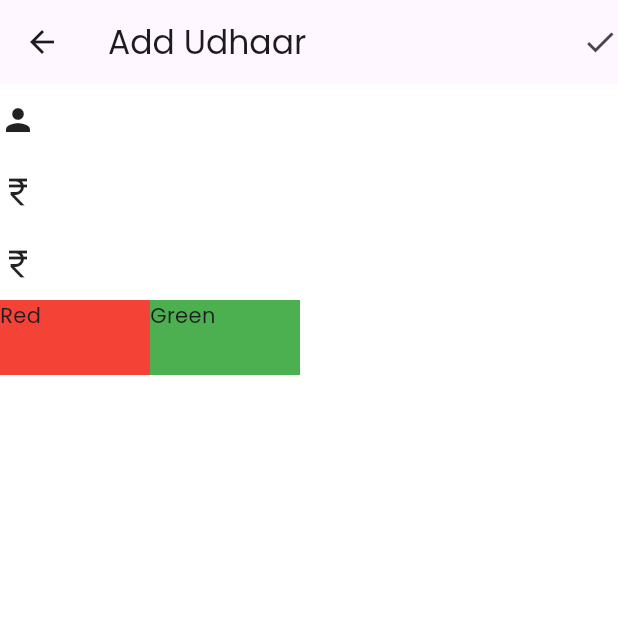
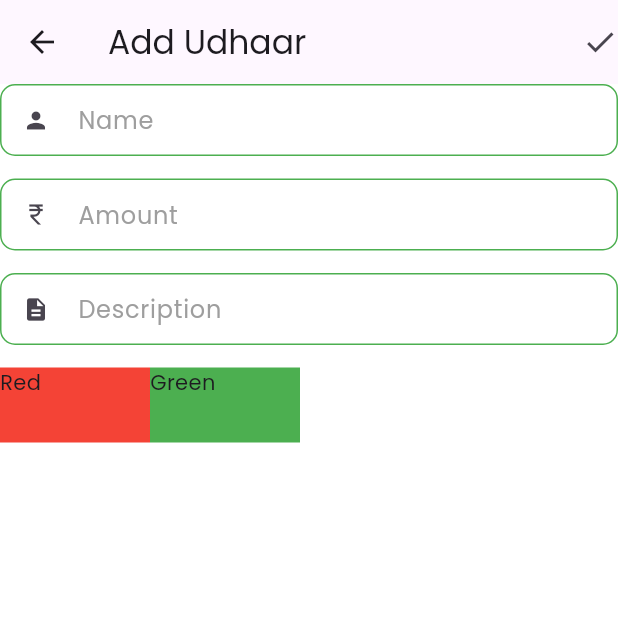
Before and after one commit to TheLameOne/udhaari, a Flutter app: the AddUdhaar screen opened directly, on a phone screen of 412 x 824 dp, the top half of it. Run offline on Flutter 3.47's test engine with Material 3 defaults, Android fonts, the phone set to English and light mode, and no system bars; our stand-ins replace cloud_firestore, firebase_core, firebase_storage, fluttertoast, google_fonts, image_picker and 1 more; missing offline and left inert: dart:ffi; accounts and stored records are empty.

Commit message:
custom text field

```diff
--- a/lib/custom/CustomTextField.dart
+++ b/lib/custom/CustomTextField.dart
@@ -1,73 +1,63 @@
 import 'package:flutter/material.dart';
 
 class CustomTextField extends StatelessWidget {
-  final double width;
-  final String labelText;
-  final String hintText;
-  final double hintTextSize;
-  // final String initialValue;
+  final TextEditingController controller;
+  final String name;
+  final IconData prefixIcon;
+  final bool obscureText;
+  final TextCapitalization textCapitalization;
+  final TextInputType inputType;
   final Function(String?)? onChanged;
-  final TextInputType textInputType;
-  final double padding;
-  final bool size;
-  final bool onRegPage;
-  final bool obscureText;
-  final int minLine;
-  final int? maxLine;
-  final Color cursorColor;
-  final TextEditingController? controller;
 
-  CustomTextField(
-      {required this.width,
-      required this.labelText,
-      required this.hintText,
-      this.hintTextSize = 12,
-      // required this.initialValue,
-      required this.onChanged,
-      this.textInputType = TextInputType.text,
-      this.padding = 0,
-      this.size = false,
-      this.onRegPage = false,
-      this.cursorColor = Colors.black,
-      this.maxLine = null,
-      this.minLine = 1,
-      this.obscureText = false,
-      this.controller});
+  const CustomTextField({
+    Key? key,
+    required this.onChanged,
+    required this.controller,
+    required this.name,
+    required this.prefixIcon,
+    this.obscureText = false,
+    this.textCapitalization = TextCapitalization.none,
+    required this.inputType,
+  }) : super(key: key);
 
   @override
   Widget build(BuildContext context) {
-    return Padding(
-        padding: EdgeInsets.symmetric(horizontal: padding),
-        child: Container(
-          width: width,
-          decoration: BoxDecoration(
-            borderRadius: BorderRadius.circular(10),
-            color: Color.fromRGBO(255, 255, 255, 0.3),
+    return Container(
+      margin: const EdgeInsets.only(bottom: 15),
+      child: TextField(
+        onChanged: onChanged,
+        enabled: true,
+        controller: controller,
+        textCapitalization: textCapitalization,
+        maxLength: 32,
+        maxLines: 1,
+        obscureText: obscureText,
+        keyboardType: inputType,
+        textAlign: TextAlign.start,
+        style: const TextStyle(
+          color: Colors.black,
+          fontSize: 16,
+        ),
+        decoration: InputDecoration(
+          prefixIcon: Icon(prefixIcon),
+          isDense: true,
+          labelText: name,
+          counterText: "",
+          labelStyle: const TextStyle(color: Colors.grey),
+          border: const OutlineInputBorder(
+            borderSide: BorderSide(color: Colors.green),
+            borderRadius: BorderRadius.all(Radius.circular(10)),
           ),
-          child: Padding(
-            padding: const EdgeInsets.only(left: 16),
-            child: TextFormField(
-              controller: controller,
-              onChanged: onChanged,
-              obscureText: obscureText,
-              cursorColor: cursorColor,
-              minLines: minLine,
-              maxLines: maxLine,
-              keyboardType: textInputType,
-              // initialValue: initialValue,
-              style: TextStyle(
-                  fontSize: 16,
-                  color: Colors.white,
-                  fontWeight: FontWeight.bold),
-              decoration: InputDecoration(
-                border: InputBorder.none,
-                hintText: hintText,
-                // labelText: labelText,
-                // labelStyle: TextStyle(fontSize: 16, color: Colors.white),
-                hintStyle: TextStyle(fontSize: 16, color: Colors.white),
-              ),
-            ),
+          focusedBorder: const OutlineInputBorder(
+            borderSide: BorderSide(color: Colors.green),
+            borderRadius: BorderRadius.all(Radius.circular(10)),
           ),
-        ));
+          enabledBorder: const OutlineInputBorder(
+            borderSide: BorderSide(color: Colors.green),
+            borderRadius: BorderRadius.all(Radius.circular(10)),
+          ),
+        ),
+      ),
+    );
   }
 }
--- a/lib/screens/AddUdhaar.dart
+++ b/lib/screens/AddUdhaar.dart
@@ -1,6 +1,7 @@
 import 'dart:ffi';
 
 import 'package:flutter/material.dart';
+import 'package:udhaari/custom/CustomTextField.dart';
 import 'package:udhaari/custom/CustomTextField.dart';
 
 class AddUdhaar extends StatefulWidget {
@@ -40,57 +41,40 @@ class _AddUdhaarState extends State<AddUdhaar> {
       body: Container(
         child: Column(
           children: [
-            // person search drop down list
-            Row(
-              children: [
-                Icon(Icons.person),
-                //  text field for person search
             CustomTextField(
-                  width: 256,
-                  hintText: "Person Name",
-                  // initialValue: "",
-                  labelText: "Person Name",
+              inputType: TextInputType.name,
+              obscureText: false,
+              name: "Name",
+              controller: nameFieldContoller,
+              prefixIcon: Icons.person,
               onChanged: (value) {
                 name = value!;
               },
-                  textInputType: TextInputType.name,
-                  controller: nameFieldContoller,
             ),
-              ],
+            // person search drop down list
+
+            CustomTextField(
+              inputType: TextInputType.number,
+              obscureText: false,
+              name: "Amount",
+              controller: amountFieldContoller,
+              prefixIcon: Icons.currency_rupee,
+              onChanged: (value) {
+                amount = value as double;
+              },
             ),
-            // amount
-            Row(
-              children: [
-                Icon(Icons.currency_rupee_sharp),
+
+            // description
+
             CustomTextField(
-                  width: 256,
-                  hintText: "Amount",
-                  // initialValue: "",
-                  labelText: "Amount",
-                  onChanged: (value) {
-                    amount = value! as double;
-                  },
-                  textInputType: TextInputType.number,
-                  controller: amountFieldContoller,
-                ),
-              ],
-            ),
-            // description
-            Row(
-              children: [
-                Icon(Icons.currency_rupee_sharp),
-                CustomTextField(
-                  width: 256,
-                  hintText: "Description",
-                  // initialValue: "",
-                  labelText: "Description",
+              inputType: TextInputType.text,
+              obscureText: false,
+              name: "Description",
+              controller: descriptionFieldContoller,
+              prefixIcon: Icons.description,
               onChanged: (value) {
                 description = value!;
               },
-                  textInputType: TextInputType.text,
-                  controller: descriptionFieldContoller,
-                ),
-              ],
             ),
             // amount to text
 
```
Also changed, not shown: lib/screens/AddPerson.dart (+55 -48 lines), lib/utils/global.dart (+12 -0 lines). Lines whose indentation alone changed are shown as unchanged.
